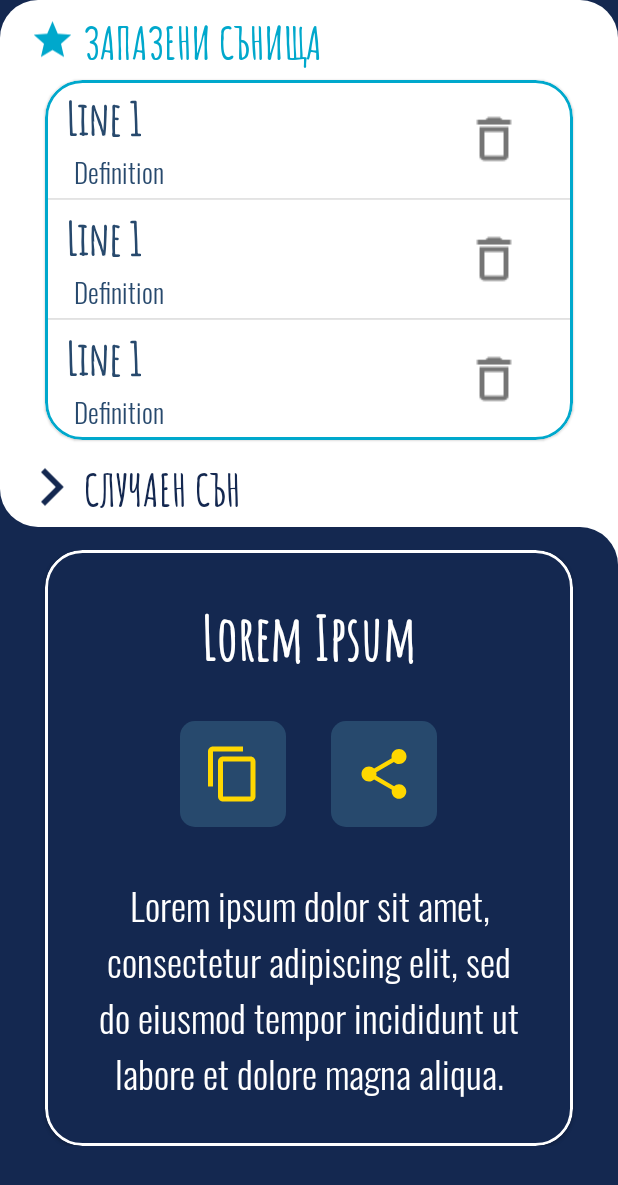
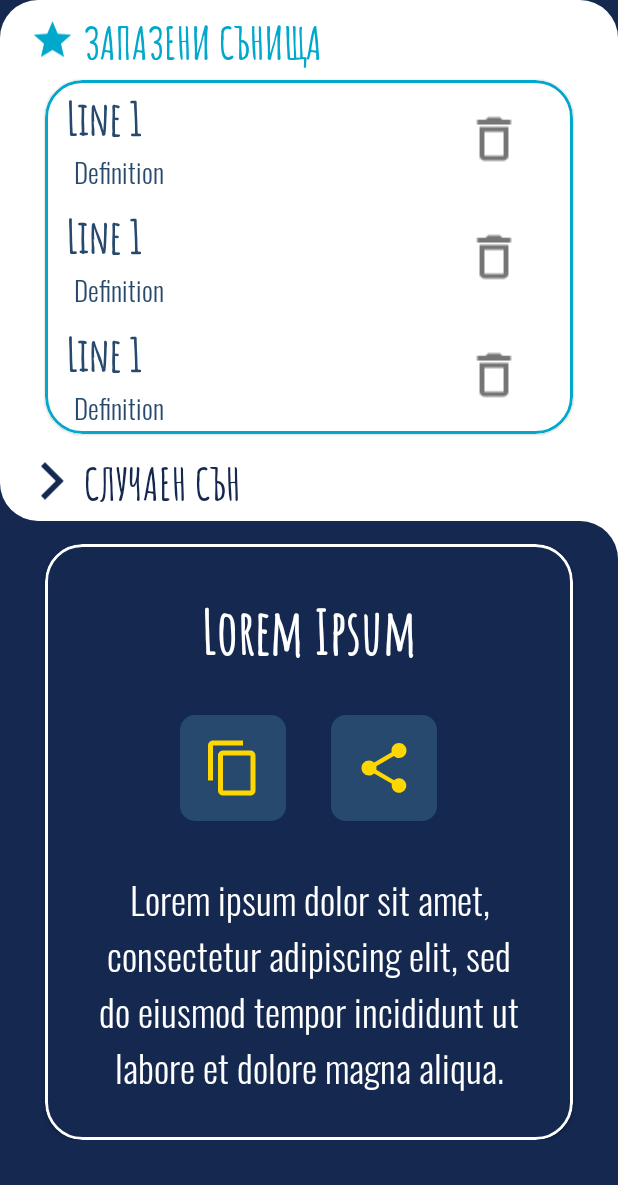
Before and after one commit to pepper90/KnowYourDreams, an Android app: the layout fragment_favourites.xml on its own in the app's theme, with its tools: preview values and no code run, on a phone screen of 412 x 824 dp. Shown: the top 1185 px of the screen. Run offline under Robolectric (Android 15) with nearby library versions, the phone set to English and light mode, and no system bars.

Commit message:
Small updates

```diff
--- a/app/src/main/res/layout/favs_item_dream.xml
+++ b/app/src/main/res/layout/favs_item_dream.xml
@@ -3,8 +3,7 @@
     xmlns:android="http://schemas.android.com/apk/res/android"
     android:layout_width="match_parent"
     android:layout_height="wrap_content"
-    xmlns:tools="http://schemas.android.com/tools"
-    android:layout_marginBottom="1dp">
+    xmlns:tools="http://schemas.android.com/tools">
 
     <RelativeLayout
         android:layout_width="match_parent"
--- a/app/src/main/res/layout/history_item_dream.xml
+++ b/app/src/main/res/layout/history_item_dream.xml
@@ -3,8 +3,7 @@
     xmlns:android="http://schemas.android.com/apk/res/android"
     android:layout_width="match_parent"
     android:layout_height="wrap_content"
-    xmlns:tools="http://schemas.android.com/tools"
-    android:layout_marginBottom="1dp">
+    xmlns:tools="http://schemas.android.com/tools">
 
     <RelativeLayout
         android:id="@+id/relativeLayout"
```
Also changed, not shown: app/src/main/java/com/jpdevzone/knowyourdreams/fragments/FavouritesFragment.kt (+7 -0 lines), app/src/main/java/com/jpdevzone/knowyourdreams/fragments/HistoryFragment.kt (+7 -0 lines).
